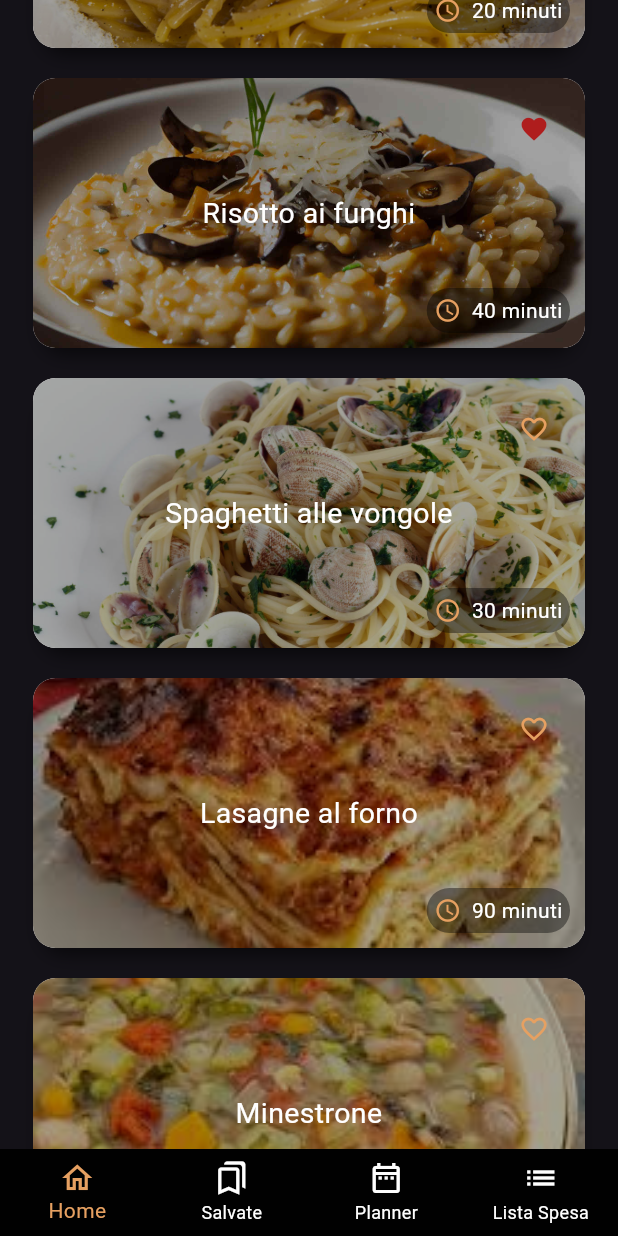
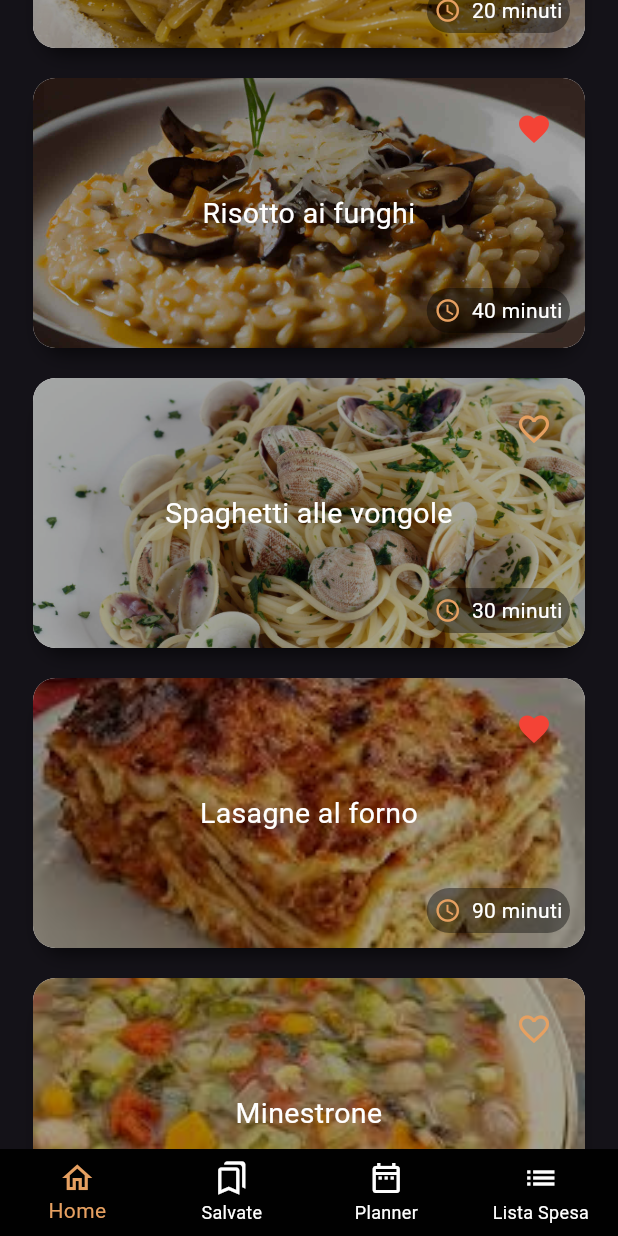
Before and after one commit to iamloll/Lavoro_Gruppo_Flutter_Vem_LA, a Flutter app: the screen it shows after launch, scrolled down 576 dp, after a tap on the "favorite outline" icon, on a phone screen of 412 x 824 dp. Run offline on Flutter 3.47's test engine with Material 3 defaults, Android fonts, the phone set to English and light mode, and no system bars; our stand-ins replace accordion; missing offline and left inert: choice.

Commit message:
setting saved_recipes_screen

```diff
--- a/zdor_app/lib/models/recipe.dart
+++ b/zdor_app/lib/models/recipe.dart
@@ -8,8 +8,7 @@ class Recipe {
   final List<dynamic>? ingredients_list;
   final String? procedure;
   final String? prep_time;
-  final String? isFavourite;
-  final Function onSave; // DA TOGLIERE!
+  late String? isFavourite;
 
   Recipe({
     this.id,
@@ -20,7 +19,6 @@ class Recipe {
     this.procedure,
     this.prep_time,
     required this.isFavourite,
-    required this.onSave,
   });
 
   Recipe copyWith({
@@ -42,8 +40,7 @@ class Recipe {
       ingredients_list: ingredients_list ?? this.ingredients_list,
       procedure: procedure ?? this.procedure,
       prep_time: prep_time ?? this.prep_time,
-      isFavourite: isFavourite ?? this.isFavourite,
-      onSave: onSave ?? this.onSave,
+      isFavourite: isFavourite ?? this.isFavourite
     );
   }
 
@@ -75,8 +72,6 @@ class Recipe {
             : null,
         procedure: map['procedure'] != null ? map['procedure'] as String : null,
         prep_time: map['prep_time'] != null ? map['prep_time'] as String : null,
-        //isFavourite: false,
-        onSave: () {},
       );
 
   @override
--- a/zdor_app/lib/screens/home.dart
+++ b/zdor_app/lib/screens/home.dart
@@ -5,7 +5,6 @@ import 'package:zdor_app/widgets/card/recipe_card.dart';
 import 'package:zdor_app/widgets/card/horizontal_recipe_card.dart';
 import 'package:zdor_app/widgets/style/constant.dart';
 import 'package:zdor_app/widgets/searchbar/recipe_search_bar.dart';
-import 'package:zdor_app/widgets/saved_recipes/recipes_saver.dart';
 
 class Homepage extends StatefulWidget {
   @override
@@ -16,12 +15,10 @@ class _HomepageState extends State<Homepage> {
   final List<Recipe> recipesList = RecipesService().getRecipes(results: 30).toList();
   final TextEditingController _searchController = TextEditingController();
   bool _isSearchFocused = false;
-  List<Recipe> savedRecipesList = [];
 
   @override
   Widget build(BuildContext context) {
     return Scaffold(
-      //backgroundColor: _isSearchFocused ? Colors.black.withOpacity(0.8) : kBlackColor,
       body: SingleChildScrollView(
         child: Column(
           crossAxisAlignment: CrossAxisAlignment.start,
@@ -37,8 +34,8 @@ class _HomepageState extends State<Homepage> {
                 showModalBottomSheet(context: context, builder: (bc) {
                   return SingleChildScrollView(
                     child: Column(
-                    children: [
-                      ...findRecipes.map((e) => RecipeCard(recipe: e)).toList()
+                      children: [
+                        ...findRecipes.map((e) => RecipeCard(recipe: e)).toList()
                       ],
                     ),
                   );
@@ -90,16 +87,6 @@ class _HomepageState extends State<Homepage> {
                 for (final r in recipesList)
                   RecipeCard(
                     recipe: r,
-                    isSaved: savedRecipesList.contains(r),
-                    onSave: () {
-                      setState(() {
-                        if (savedRecipesList.contains(r)) {
-                          savedRecipesList.remove(r);
-                        } else {
-                          savedRecipesList.add(r);
-                        }
-                      });
-                    },
                   ),
               ],
             ),
--- a/zdor_app/lib/screens/screen_selector/main_screen.dart
+++ b/zdor_app/lib/screens/screen_selector/main_screen.dart
@@ -28,10 +28,7 @@ class _MainScreenState extends State<MainScreen> {
         index: _currentPageIndex,
         children: [
           Homepage(),
-          SavedRecipesPage(
-            savedRecipesList: [],
-            onPageChanged: _navigateToPage,
-          ),
+          SavedRecipesPage(),
           PlannerWidget(),
           IngredientListScreen(),
         ],
--- a/zdor_app/lib/widgets/card/horizontal_recipe_card.dart
+++ b/zdor_app/lib/widgets/card/horizontal_recipe_card.dart
@@ -1,31 +1,41 @@
+
 import 'package:flutter/material.dart';
 import 'package:zdor_app/models/recipe.dart';
+import 'package:zdor_app/screens/recipe_detail_screen.dart';
 import 'package:zdor_app/widgets/style/constant.dart';
 
 class RecipeCardHorizontal extends StatefulWidget {
   final Recipe recipe;
+  final VoidCallback? onToggleFavorite;
 
-  RecipeCardHorizontal({required this.recipe}); // Costruttore che richiede una ricetta come argomento
+  RecipeCardHorizontal({required this.recipe, this.onToggleFavorite});
 
   @override
-  _RecipeCardHorizontalState createState() => _RecipeCardHorizontalState(); // Crea lo stato associato al widget
+  State<RecipeCardHorizontal> createState() => _RecipeCardHorizontalState();
 }
 
 class _RecipeCardHorizontalState extends State<RecipeCardHorizontal> {
-  bool _isFavorite = false; // Variabile booleana per tenere traccia dello stato del preferito
-
   @override
   Widget build(BuildContext context) {
-    return Container(
-      margin: EdgeInsets.symmetric(horizontal: 22, vertical: 10), // Margini orizzontali e verticali
-      width: MediaQuery.of(context).size.width * 0.5, // Larghezza del container pari alla metà della larghezza dello schermo
-      height: 180, // Altezza fissa del container
+    return GestureDetector(
+      onTap: () {
+        Navigator.push(
+          context,
+          MaterialPageRoute(
+            builder: (context) => RecipeDetailScreen(recipe: widget.recipe),
+          ),
+        );
+      },
+      child: Container(
+        margin: EdgeInsets.symmetric(horizontal: 22, vertical: 10),
+        width: MediaQuery.of(context).size.width * 0.5,
+        height: 180,
         decoration: BoxDecoration(
           color: kWhiteColor,
-        borderRadius: BorderRadius.circular(15), // Bordo arrotondato
+          borderRadius: BorderRadius.circular(15),
           boxShadow: [
             BoxShadow(
-            color: Colors.black.withOpacity(0.6), // Ombra nera con opacità 0.6
+              color: Colors.black.withOpacity(0.6),
               offset: Offset(
                 0.0,
                 10.0,
@@ -39,8 +49,8 @@ class _RecipeCardHorizontalState extends State<RecipeCardHorizontal> {
               Colors.black.withOpacity(0.35),
               BlendMode.multiply,
             ),
-          image: AssetImage(widget.recipe.image ?? ''), // Immagine della ricetta
-          fit: BoxFit.cover, // Adatta l'immagine per coprire tutto il container
+            image: AssetImage(widget.recipe.image ?? ''),
+            fit: BoxFit.cover,
           ),
         ),
         child: Stack(
@@ -50,14 +60,10 @@ class _RecipeCardHorizontalState extends State<RecipeCardHorizontal> {
               child: Container(
                 margin: EdgeInsets.all(10),
                 child: IconButton(
-                icon: Icon(
-                  _isFavorite ? Icons.favorite : Icons.favorite_border, // Icona cuore pieno o vuoto
-                  color: _isFavorite ? kRedColor : kOrangeColor, // Colore dell'icona in base al preferito
-                  size: 20, // Dimensione dell'icona
-                ),
+                icon: widget.recipe.isFavourite == "true" ? Icon(Icons.favorite, color: Colors.red) : Icon(Icons.favorite_border, color:kOrangeColor),
                 onPressed: () {
                   setState(() {
-                    _isFavorite = !_isFavorite; // Cambia lo stato del preferito quando viene premuto l'icona
+                    widget.recipe.isFavourite = widget.recipe.isFavourite == "false"? "true" : "false";
                   });
                 },
               ),
@@ -69,23 +75,22 @@ class _RecipeCardHorizontalState extends State<RecipeCardHorizontal> {
                 padding: EdgeInsets.all(5),
                 margin: EdgeInsets.all(10),
                 decoration: BoxDecoration(
-                color: Colors.black.withOpacity(0.4), // Sfondo scuro con opacità 0.4
-                borderRadius: BorderRadius.circular(15), // Bordo arrotondato
+                  color: Colors.black.withOpacity(0.4),
+                  borderRadius: BorderRadius.circular(15),
                 ),
                 child: Row(
                   mainAxisSize: MainAxisSize.min,
                   children: [
                     Icon(
-                    Icons.schedule, // Icona dell'orologio
+                      Icons.schedule,
                       color: kOrangeColor,
                       size: 18,
                     ),
                     SizedBox(width: 7),
                     Text(
                       widget.recipe.prep_time ?? '',
-                    style: TextStyle(
-                      color: kWhiteColor
-                    ),), // Tempo di preparazione della ricetta
+                      style: TextStyle(color: kWhiteColor),
+                    ),
                   ],
                 ),
               ),
@@ -95,19 +100,20 @@ class _RecipeCardHorizontalState extends State<RecipeCardHorizontal> {
               child: Padding(
                 padding: EdgeInsets.symmetric(horizontal: 5.0),
                 child: Text(
-                widget.recipe.title ?? '', // Titolo della ricetta
+                  widget.recipe.title ?? '',
                   style: TextStyle(
                     color: kWhiteColor,
                     fontSize: 19,
                   ),
-                overflow: TextOverflow.ellipsis, // Tronca il testo se troppo lungo
-                maxLines: 2, // Numero massimo di linee per il testo
-                textAlign: TextAlign.center, // Allineamento del testo al centro
+                  overflow: TextOverflow.ellipsis,
+                  maxLines: 2,
+                  textAlign: TextAlign.center,
                 ),
               ),
             ),
           ],
         ),
+      ),
     );
   }
 }
--- a/zdor_app/lib/widgets/card/recipe_card.dart
+++ b/zdor_app/lib/widgets/card/recipe_card.dart
@@ -5,10 +5,10 @@ import 'package:zdor_app/widgets/style/constant.dart';
 
 class RecipeCard extends StatefulWidget {
   final Recipe recipe;
-  final bool isSaved; // Nuovo parametro per indicare se la ricetta è salvata o meno
-  final VoidCallback? onSave; // Nuovo parametro per la funzione di salvataggio della ricetta
+  final String isSaved; // Nuovo parametro per indicare se la ricetta è salvata o meno
+  final VoidCallback? onToggleFavorite; // Nuovo parametro per la funzione di toggle del preferito
 
-  RecipeCard({required this.recipe, this.isSaved = false, this.onSave}); // Costruttore con i nuovi parametri opzionali
+  RecipeCard({required this.recipe, this.isSaved = "false", this.onToggleFavorite}); // Costruttore con i nuovi parametri opzionali
 
   @override
   _RecipeCardState createState() => _RecipeCardState(); // Crea lo stato associato al widget
@@ -103,15 +103,11 @@ class _RecipeCardState extends State<RecipeCard> {
               top: 10,
               right: 10,
               child: IconButton(
-                icon: Icon(
-                  widget.isSaved ? Icons.favorite : Icons.favorite_border, // Icona cuore pieno o vuoto
-                  color: widget.isSaved ? kRedColor : kOrangeColor, // Colore dell'icona in base al preferito
-                  size: 20, // Dimensione dell'icona
-                ),
+                icon: widget.recipe.isFavourite == "true" ? Icon(Icons.favorite, color: Colors.red) : Icon(Icons.favorite_border, color:kOrangeColor),
                 onPressed: () {
-                  if (widget.onSave != null) {
-                    widget.onSave!(); // Esegui la funzione di salvataggio, se definita
-                  }
+                  setState(() {
+                    widget.recipe.isFavourite = widget.recipe.isFavourite == "false"? "true" : "false";
+                  });
                 },
               ),
             ),
```
Also changed, not shown: zdor_app/lib/screens/saved_recipes_screen.dart (+16 -18 lines), zdor_app/lib/services/recipes_service.dart (+26 -11 lines), zdor_app/lib/views/saved_recipes.dart (deleted, +0 -50 lines). Lines whose indentation alone changed are shown as unchanged.
